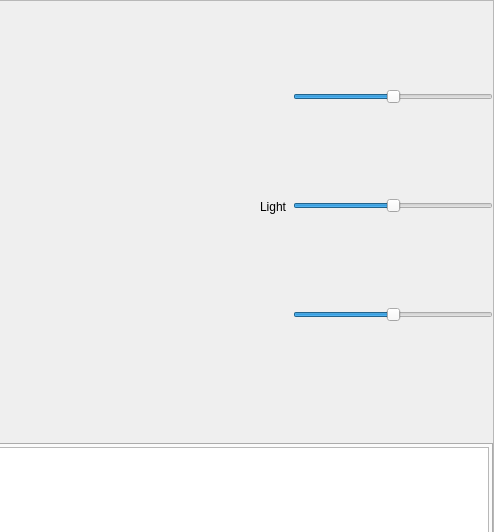
The window that src/AssetViewers/ModelViewer/ModelViewerWidget.ui (LarvalExtract/MGF-Explorer) describes before a commit, drawn with Qt 5; both pictures show x 597 to 1091 and y 0 to 532 of the 1091 by 670 pixel window.
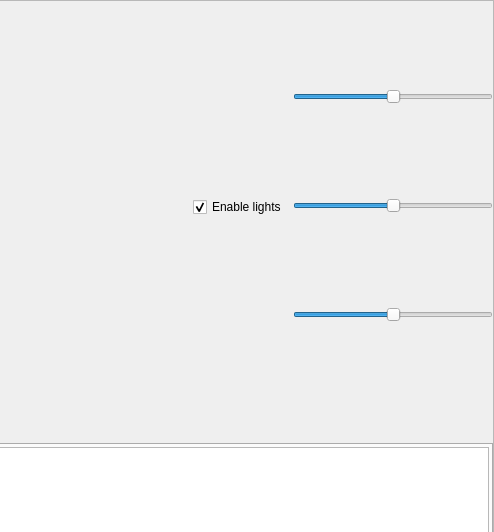
The same window after the commit.

```diff
--- a/src/AssetViewers/ModelViewer/ModelViewerWidget.ui
+++ b/src/AssetViewers/ModelViewer/ModelViewerWidget.ui
@@ -78,15 +78,12 @@
          </spacer>
         </item>
         <item>
-         <widget class="QLabel" name="label">
-          <property name="sizePolicy">
-           <sizepolicy hsizetype="Minimum" vsizetype="Minimum">
-            <horstretch>0</horstretch>
-            <verstretch>0</verstretch>
-           </sizepolicy>
-          </property>
+         <widget class="QCheckBox" name="enableSceneLightsCheckBox">
           <property name="text">
-           <string>Light</string>
+           <string>Enable lights</string>
+          </property>
+          <property name="checked">
+           <bool>true</bool>
           </property>
          </widget>
         </item>
```
